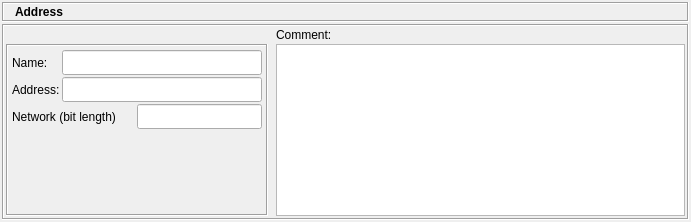
Above: src/gui/ipv6dialog_q.ui from fwbuilder/fwbuilder before the change. Below: the same form after it.
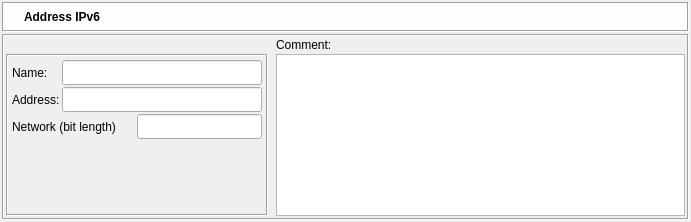
That is the form after the change. Icons and pictures are not drawn.

What changed in the file:
```diff
--- a/src/gui/ipv6dialog_q.ui
+++ b/src/gui/ipv6dialog_q.ui
@@ -62,9 +62,76 @@
        <property name="minimumSize" >
         <size>
          <width>16</width>
-         <height>20</height>
+         <height>30</height>
         </size>
        </property>
+       <property name="palette" >
+        <palette>
+         <active>
+          <colorrole role="Base" >
+           <brush brushstyle="SolidPattern" >
+            <color alpha="255" >
+             <red>255</red>
+             <green>255</green>
+             <blue>255</blue>
+            </color>
+           </brush>
+          </colorrole>
+          <colorrole role="Window" >
+           <brush brushstyle="SolidPattern" >
+            <color alpha="255" >
+             <red>255</red>
+             <green>254</green>
+             <blue>253</blue>
+            </color>
+           </brush>
+          </colorrole>
+         </active>
+         <inactive>
+          <colorrole role="Base" >
+           <brush brushstyle="SolidPattern" >
+            <color alpha="255" >
+             <red>255</red>
+             <green>255</green>
+             <blue>255</blue>
+            </color>
+           </brush>
+          </colorrole>
+          <colorrole role="Window" >
+           <brush brushstyle="SolidPattern" >
+            <color alpha="255" >
+             <red>255</red>
+             <green>254</green>
+             <blue>253</blue>
+            </color>
+           </brush>
+          </colorrole>
+         </inactive>
+         <disabled>
+          <colorrole role="Base" >
+           <brush brushstyle="SolidPattern" >
+            <color alpha="255" >
+             <red>255</red>
+             <green>254</green>
+             <blue>253</blue>
+            </color>
+           </brush>
+          </colorrole>
+          <colorrole role="Window" >
+           <brush brushstyle="SolidPattern" >
+            <color alpha="255" >
+             <red>255</red>
+             <green>254</green>
+             <blue>253</blue>
+            </color>
+           </brush>
+          </colorrole>
+         </disabled>
+        </palette>
+       </property>
+       <property name="autoFillBackground" >
+        <bool>true</bool>
+       </property>
        <property name="frameShape" >
         <enum>QFrame::Box</enum>
        </property>
@@ -90,7 +157,7 @@
         <property name="verticalSpacing" >
          <number>2</number>
         </property>
-        <item row="0" column="1" >
+        <item row="0" column="2" >
          <widget class="QLabel" name="editorTitle" >
           <property name="sizePolicy" >
            <sizepolicy vsizetype="Fixed" hsizetype="Preferred" >
@@ -114,7 +181,7 @@
            <number>0</number>
           </property>
           <property name="text" >
-           <string>Address</string>
+           <string>Address IPv6</string>
           </property>
           <property name="wordWrap" >
            <bool>false</bool>
@@ -140,6 +207,22 @@
           </property>
          </widget>
         </item>
+        <item row="0" column="1" >
+         <widget class="QLabel" name="label" >
+          <property name="sizePolicy" >
+           <sizepolicy vsizetype="Preferred" hsizetype="Maximum" >
+            <horstretch>0</horstretch>
+            <verstretch>0</verstretch>
+           </sizepolicy>
+          </property>
+          <property name="text" >
+           <string/>
+          </property>
+          <property name="pixmap" >
+           <pixmap resource="MainRes.qrc" >:/Icons/IPv6/icon</pixmap>
+          </property>
+         </widget>
+        </item>
        </layout>
       </widget>
      </item>
```
Left out of the diff: 4 changed lines with no effect on the pictures.
